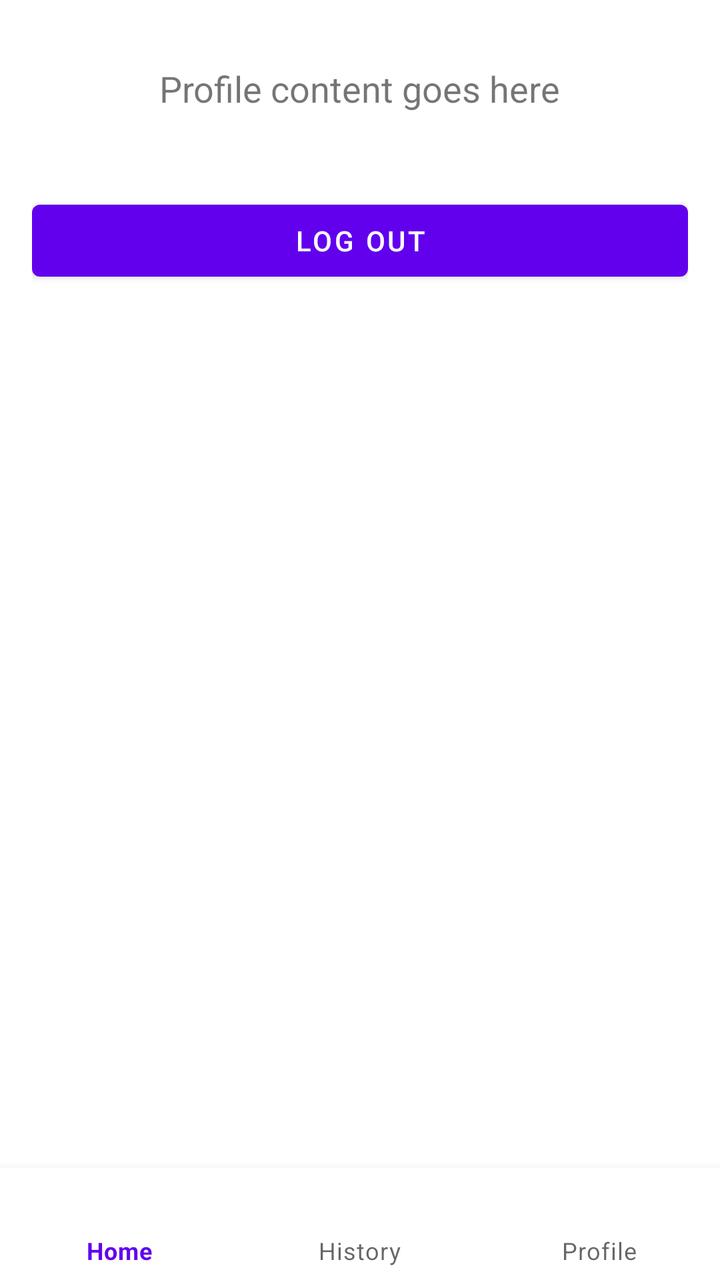
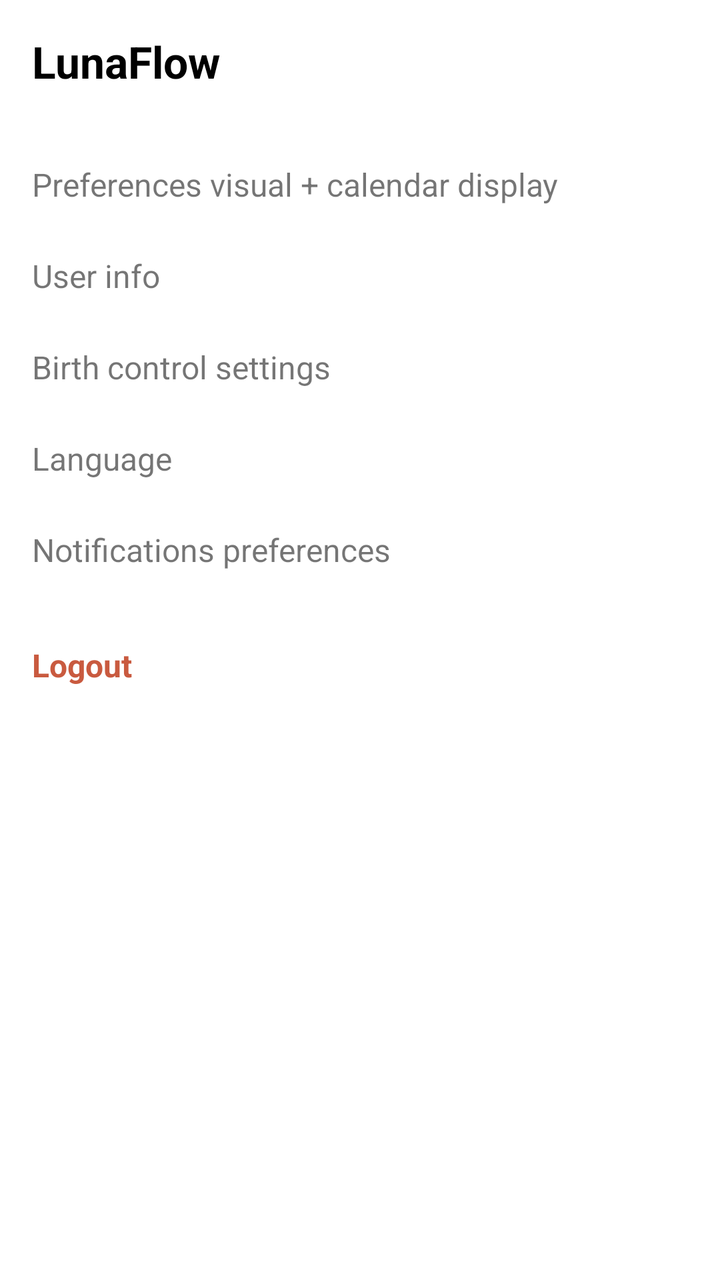

An Android layout rendered at two revisions. The XML below is the earlier revision; the diff shows what the commit changed to produce the second picture.
<!-- AndroidManifest.xml: application theme Theme.LunaFlow -->
<!-- res/layout/activity_profile.xml -->
<?xml version="1.0" encoding="utf-8"?>
<androidx.coordinatorlayout.widget.CoordinatorLayout
    xmlns:android="http://schemas.android.com/apk/res/android"
    xmlns:app="http://schemas.android.com/apk/res-auto"
    android:layout_width="match_parent"
    android:layout_height="match_parent">

    <androidx.core.widget.NestedScrollView
        android:layout_width="match_parent"
        android:layout_height="match_parent"
        android:padding="16dp"
        app:layout_behavior="@string/appbar_scrolling_view_behavior">

        <LinearLayout
            android:layout_width="match_parent"
            android:layout_height="wrap_content"
            android:orientation="vertical"
            android:gravity="center_horizontal">

            <TextView
                android:layout_width="wrap_content"
                android:layout_height="wrap_content"
                android:text="Profile content goes here"
                android:textSize="18sp"
                android:padding="16dp"/>

            <Button
                android:id="@+id/logoutButton"
                android:layout_width="match_parent"
                android:layout_height="wrap_content"
                android:text="Log out"
                android:layout_marginTop="24dp"/>

        </LinearLayout>
    </androidx.core.widget.NestedScrollView>

    <com.google.android.material.bottomnavigation.BottomNavigationView
        android:id="@+id/bottomNav"
        android:layout_width="match_parent"
        android:layout_height="wrap_content"
        android:layout_gravity="bottom"
        app:menu="@menu/bottom_nav_menu"
        app:labelVisibilityMode="labeled" />

</androidx.coordinatorlayout.widget.CoordinatorLayout>
<!-- resources referenced by this layout -->
<resources>
  <style name="Theme.LunaFlow" parent="Theme.MaterialComponents.DayNight.DarkActionBar">
          
          <item name="colorPrimary">@color/purple_500</item>
          <item name="colorPrimaryVariant">@color/purple_700</item>
          <item name="colorOnPrimary">@color/white</item>
          
          <item name="colorSecondary">@color/teal_200</item>
          <item name="colorSecondaryVariant">@color/teal_700</item>
          <item name="colorOnSecondary">@color/black</item>
          
          <item name="android:statusBarColor">?attr/colorPrimaryVariant</item>
          
      </style>
  <color name="purple_500">#FF6200EE</color>
  <color name="purple_700">#FF3700B3</color>
  <color name="white">#FFFFFFFF</color>
  <color name="teal_200">#FF03DAC5</color>
  <color name="teal_700">#FF018786</color>
  <color name="black">#FF000000</color>
</resources>

<!-- the commit's change to res/layout/activity_profile.xml (unified diff, before → after) -->
@@ -1,45 +1,71 @@
 <?xml version="1.0" encoding="utf-8"?>
-<androidx.coordinatorlayout.widget.CoordinatorLayout
+<androidx.core.widget.NestedScrollView
     xmlns:android="http://schemas.android.com/apk/res/android"
-    xmlns:app="http://schemas.android.com/apk/res-auto"
     android:layout_width="match_parent"
-    android:layout_height="match_parent">
+    android:layout_height="match_parent"
+    android:padding="16dp"
+    android:fillViewport="true">
 
-    <androidx.core.widget.NestedScrollView
-        android:layout_width="match_parent"
-        android:layout_height="match_parent"
-        android:padding="16dp"
-        app:layout_behavior="@string/appbar_scrolling_view_behavior">
-
-        <LinearLayout
-            android:layout_width="match_parent"
-            android:layout_height="wrap_content"
-            android:orientation="vertical"
-            android:gravity="center_horizontal">
-
-            <TextView
-                android:layout_width="wrap_content"
-                android:layout_height="wrap_content"
-                android:text="Profile content goes here"
-                android:textSize="18sp"
-                android:padding="16dp"/>
-
-            <Button
-                android:id="@+id/logoutButton"
-                android:layout_width="match_parent"
-                android:layout_height="wrap_content"
-                android:text="Log out"
-                android:layout_marginTop="24dp"/>
-
-        </LinearLayout>
-    </androidx.core.widget.NestedScrollView>
-
-    <com.google.android.material.bottomnavigation.BottomNavigationView
-        android:id="@+id/bottomNav"
+    <LinearLayout
         android:layout_width="match_parent"
         android:layout_height="wrap_content"
-        android:layout_gravity="bottom"
-        app:menu="@menu/bottom_nav_menu"
-        app:labelVisibilityMode="labeled" />
+        android:orientation="vertical">
 
-</androidx.coordinatorlayout.widget.CoordinatorLayout>
+        
+        <TextView
+            android:layout_width="wrap_content"
+            android:layout_height="wrap_content"
+            android:text="LunaFlow"
+            android:textSize="22sp"
+            android:textStyle="bold"
+            android:textColor="#000"
+            android:layout_marginBottom="24dp"/>
+
+        
+        <TextView
+            android:text="Preferences visual + calendar display"
+            android:textSize="16sp"
+            android:paddingVertical="12dp"
+            android:layout_width="wrap_content"
+            android:layout_height="wrap_content"/>
+
+        <TextView
+            android:text="User info"
+            android:textSize="16sp"
+            android:paddingVertical="12dp"
+            android:layout_width="wrap_content"
+            android:layout_height="wrap_content"/>
+
+        <TextView
+            android:text="Birth control settings"
+            android:textSize="16sp"
+            android:paddingVertical="12dp"
+            android:layout_width="wrap_content"
+            android:layout_height="wrap_content"/>
+
+        <TextView
+            android:text="Language"
+            android:textSize="16sp"
+            android:paddingVertical="12dp"
+            android:layout_width="wrap_content"
+            android:layout_height="wrap_content"/>
+
+        <TextView
+            android:text="Notifications preferences"
+            android:textSize="16sp"
+            android:paddingVertical="12dp"
+            android:layout_width="wrap_content"
+            android:layout_height="wrap_content"/>
+
+        
+        <TextView
+            android:id="@+id/logoutButton"
+            android:text="Logout"
+            android:textSize="16sp"
+            android:textStyle="bold"
+            android:textColor="#C95A3F"
+            android:paddingVertical="24dp"
+            android:layout_width="wrap_content"
+            android:layout_height="wrap_content"/>
+    </LinearLayout>
+</androidx.core.widget.NestedScrollView>
<!-- resource entries referenced after the edit -->
@@ -1,23 +1,45 @@
 <!-- resources referenced by this layout -->
 <resources>
-  <style name="Theme.LunaFlow" parent="Theme.MaterialComponents.DayNight.DarkActionBar">
+  <style name="Theme.LunaFlow" parent="Theme.MaterialComponents.DayNight.NoActionBar">
           
-          <item name="colorPrimary">@color/purple_500</item>
-          <item name="colorPrimaryVariant">@color/purple_700</item>
-          <item name="colorOnPrimary">@color/white</item>
+          <item name="android:windowBackground">@color/white</item>
+  
           
-          <item name="colorSecondary">@color/teal_200</item>
-          <item name="colorSecondaryVariant">@color/teal_700</item>
-          <item name="colorOnSecondary">@color/black</item>
+          <item name="colorPrimary">@color/colorPrimary</item>
+          <item name="colorOnPrimary">@color/mainBrown</item> 
+  
           
-          <item name="android:statusBarColor">?attr/colorPrimaryVariant</item>
+          <item name="colorSecondary">@color/mainRed</item>
+          <item name="colorOnSecondary">@color/white</item>
+  
           
+          <item name="android:statusBarColor">@color/colorPrimary</item>
+  
+          
+          <item name="actionBarTheme">@style/AppActionBar</item>
+  
+          
+          <item name="bottomNavigationStyle">@style/BottomNavStyle</item>
       </style>
-  <color name="purple_500">#FF6200EE</color>
-  <color name="purple_700">#FF3700B3</color>
   <color name="white">#FFFFFFFF</color>
-  <color name="teal_200">#FF03DAC5</color>
-  <color name="teal_700">#FF018786</color>
-  <color name="black">#FF000000</color>
+  <color name="colorPrimary">#EBE4D4</color>
+  <color name="mainBrown">#322323</color>
+  <color name="mainRed">#B43015</color>
+  <style name="AppActionBar" parent="Widget.MaterialComponents.Toolbar">
+          <item name="android:layout_height">48dp</item> 
+          <item name="android:background">@color/colorPrimary</item> 
+          <item name="titleTextColor">@color/mainBrown</item> 
+          <item name="subtitleTextColor">@color/mainBrown</item>
+          <item name="android:theme">@style/ToolbarTextTheme</item> 
+      </style>
+  <style name="BottomNavStyle" parent="Widget.MaterialComponents.BottomNavigationView">
+          <item name="android:layout_height">50dp</item> 
+          <item name="android:background">@color/colorPrimary</item>
+      </style>
+  <style name="ToolbarTextTheme" parent="ThemeOverlay.MaterialComponents.ActionBar">
+          <item name="android:textColorPrimary">@color/mainBrown</item>
+          <item name="android:textColorSecondary">@color/mainBrown</item>
+          <item name="android:textColor">@color/mainBrown</item>
+      </style>
 </resources>
 
